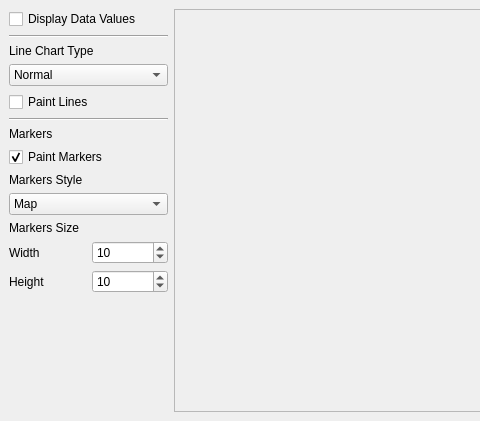
First picture: the form in examples/Lines/PointChart/mainwindow.ui, repository KDAB/KDChart, before the edit; both pictures show x 0 to 480 and y 0 to 421 of the 692 by 421 pixel window.
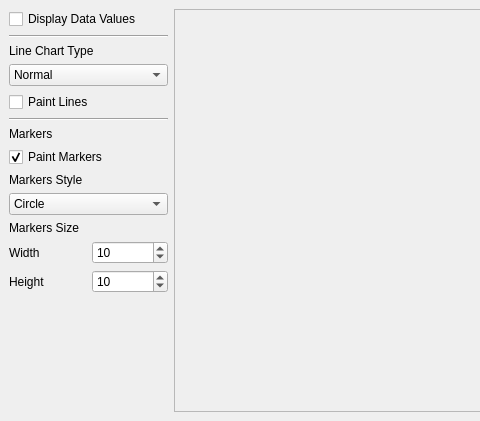
Second picture: the form after the edit. Icons and pictures are not drawn.

Commit message:
Fix KDCHDEV-816, same bugs as in two or three other examples so far.
I don't think we need the "map" marker style and all its boilerplate
in every demo, so I've simply removed it, which fixes KDCHDEV-816.
Additionally, I've fixed another thing was also wrong in the other
similar demos: Data value text and marker settings interfering with
each other.
There is some code cleanup in this, too.

What changed in the file:
```diff
--- a/examples/Lines/PointChart/mainwindow.ui
+++ b/examples/Lines/PointChart/mainwindow.ui
@@ -134,11 +134,6 @@
        </item>
        <item>
         <widget class="QComboBox" name="markersStyleCB">
-         <item>
-          <property name="text">
-           <string>Map</string>
-          </property>
-         </item>
          <item>
           <property name="text">
            <string>Circle</string>
```
The commit also changes 1 other file.
